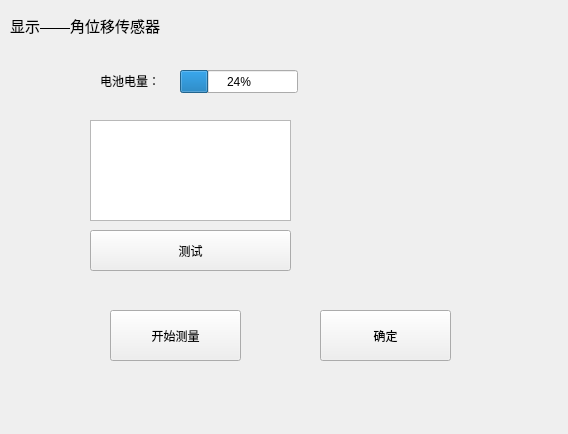
Old version of the form ui_show/showwin_anglesensor.ui in the repository Dirck-YHP/Proj_sensor_detect.
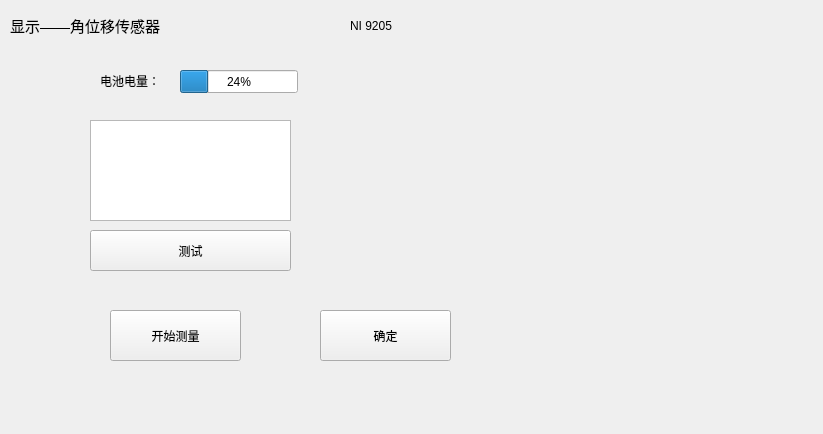
New version of the form. Custom widgets are drawn as their Qt base class.

Patch:
```diff
--- a/ui_show/showwin_anglesensor.ui
+++ b/ui_show/showwin_anglesensor.ui
@@ -6,7 +6,7 @@
    <rect>
     <x>0</x>
     <y>0</y>
-    <width>568</width>
+    <width>823</width>
     <height>434</height>
    </rect>
   </property>
@@ -109,7 +109,38 @@
     </rect>
    </property>
   </widget>
+  <widget class="QCustomPlot" name="plot_ni_9205" native="true">
+   <property name="geometry">
+    <rect>
+     <x>350</x>
+     <y>40</y>
+     <width>251</width>
+     <height>141</height>
+    </rect>
+   </property>
+  </widget>
+  <widget class="QLabel" name="label_3">
+   <property name="geometry">
+    <rect>
+     <x>350</x>
+     <y>10</y>
+     <width>91</width>
+     <height>31</height>
+    </rect>
+   </property>
+   <property name="text">
+    <string>NI 9205</string>
+   </property>
+  </widget>
  </widget>
+ <customwidgets>
+  <customwidget>
+   <class>QCustomPlot</class>
+   <extends>QWidget</extends>
+   <header location="global">qcustomplot.h</header>
+   <container>1</container>
+  </customwidget>
+ </customwidgets>
  <resources/>
  <connections/>
 </ui>
```
